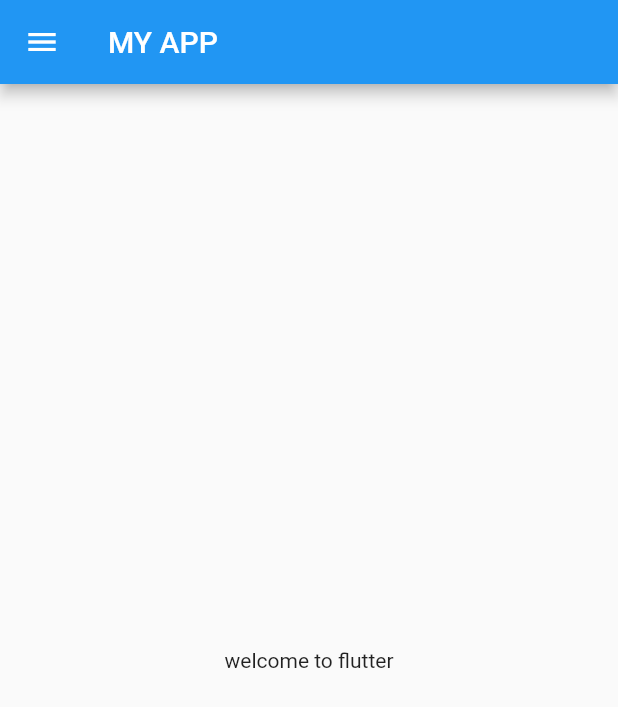
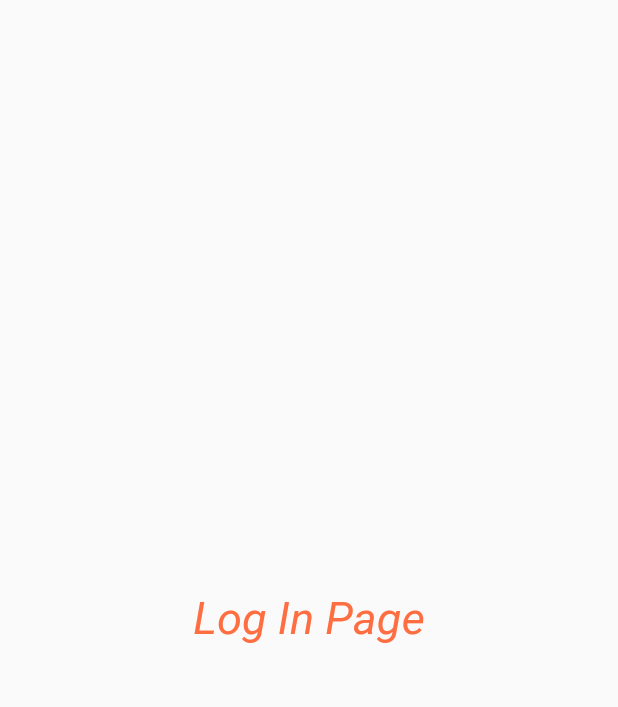
Before and after one commit to Shivam-98350/flutter_learning, a Flutter app: the screen it shows after launch, on a phone screen of 412 x 824 dp. Shown: the top 707 px of the screen. Run offline on Flutter 3.47's test engine with Material 2 defaults, Android fonts, the phone set to English and light mode, and no system bars.

Commit message:
Day 3 completed

```diff
--- a/lib/main.dart
+++ b/lib/main.dart
@@ -1,5 +1,6 @@
 import 'package:flutter/material.dart';
-import 'package:flutter_app_1/home_page.dart';
+import 'package:flutter_app_1/pages/home_page.dart';
+import 'package:flutter_app_1/pages/loginpage.dart';
 
 main() {
   runApp(MyApp());
@@ -11,8 +12,15 @@ class MyApp extends StatelessWidget {
   @override
   Widget build(BuildContext context) {
     return MaterialApp(
-      home:homepage()
 
+     // home:homepage(),
+      theme: ThemeData(primarySwatch: Colors.deepOrange),
+
+      routes: {
+         "/" : (context)=> loginpage(),
+         "/home" : (context)=> homepage(),
+         "/login" : (context)=> loginpage(),
+      },
 
     );
   }
--- /dev/null
+++ b/lib/pages/loginpage.dart
@@ -0,0 +1,16 @@
+import 'package:flutter/material.dart';
+
+class loginpage extends StatelessWidget {
+  const loginpage({ Key? key }) : super(key: key);
+
+  @override
+  Widget build(BuildContext context) {
+    return Material(
+      child: Center(
+        child: Text("Log In Page",
+        style:TextStyle(fontSize: 30,color: Colors.deepOrangeAccent,fontStyle: FontStyle.italic),
+        ),
+      ),
+    );
+  }
+}
```
Also changed, not shown: lib/pages/home_page.dart (renamed from lib/home_page.dart).
